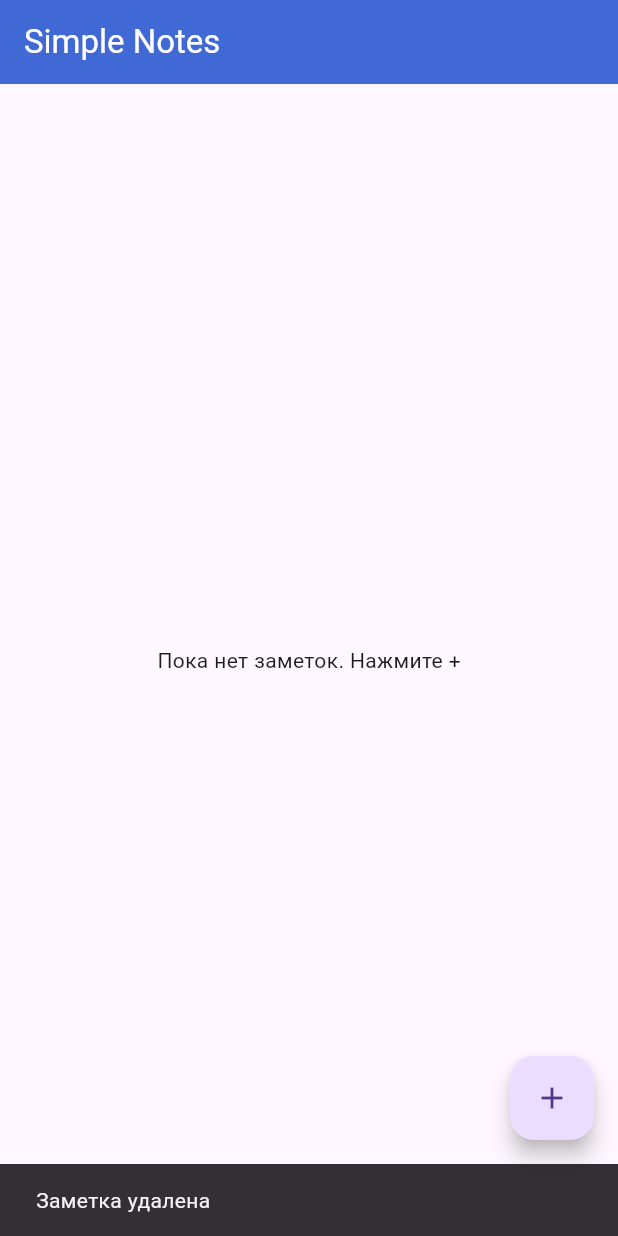
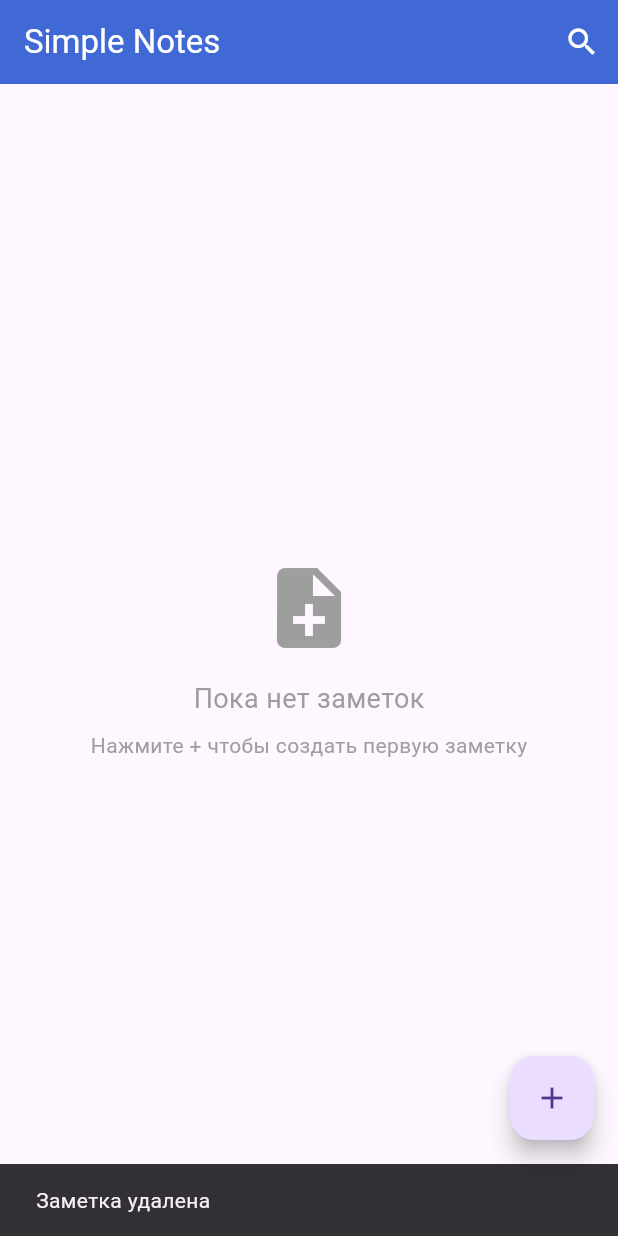
Before and after one commit to Luostra/PCS5, a Flutter app: the screen it shows after launch, after a tap on the "delete outline" icon, on a phone screen of 412 x 824 dp. Run offline on Flutter 3.47's test engine with Material 3 defaults, Android fonts, the phone set to English and light mode, and no system bars.

Commit message:
search field in AppBar added

```diff
--- a/simple_notes_klyuchnikov/lib/main.dart
+++ b/simple_notes_klyuchnikov/lib/main.dart
@@ -27,13 +27,112 @@ class _NotesPageState extends State<NotesPage> {
     Note(id: '1', title: 'Пример', body: 'Это пример заметки'),
   ];
 
+  List<Note> _filteredNotes = [];
+  final TextEditingController _searchController = TextEditingController();
+  bool _isSearching = false;
+
+  @override
+  void initState() {
+    super.initState();
+    _filteredNotes = _notes;
+    _searchController.addListener(_onSearchChanged);
+  }
+
+  @override
+  void dispose() {
+    _searchController.dispose();
+    super.dispose();
+  }
+
+  void _onSearchChanged() {
+    final query = _searchController.text.toLowerCase();
+
+    if (query.isEmpty) {
+      setState(() {
+        _filteredNotes = _notes;
+      });
+    } else {
+      setState(() {
+        _filteredNotes = _notes.where((note) {
+          return note.title.toLowerCase().contains(query);
+        }).toList();
+      });
+    }
+  }
+
+  void _startSearch() {
+    ModalRoute.of(
+      context,
+    )?.addLocalHistoryEntry(LocalHistoryEntry(onRemove: _stopSearching));
+
+    setState(() {
+      _isSearching = true;
+    });
+  }
+
+  void _stopSearching() {
+    _clearSearchQuery();
+    setState(() {
+      _isSearching = false;
+    });
+  }
+
+  void _clearSearchQuery() {
+    setState(() {
+      _searchController.clear();
+      _filteredNotes = _notes;
+    });
+  }
+
+  Widget _buildSearchField() {
+    return TextField(
+      controller: _searchController,
+      autofocus: true,
+      decoration: InputDecoration(
+        hintText: 'Поиск по заголовку...',
+        border: InputBorder.none,
+        hintStyle: TextStyle(color: Colors.white70),
+        suffixIcon: IconButton(
+          icon: Icon(Icons.clear, color: Colors.white),
+          onPressed: _clearSearchQuery,
+        ),
+      ),
+      style: TextStyle(color: Colors.white, fontSize: 16.0),
+    );
+  }
+
+  List<Widget> _buildAppBarActions() {
+    if (_isSearching) {
+      return [];
+    }
+
+    return [
+      IconButton(
+        icon: Icon(Icons.search, color: Colors.white),
+        onPressed: _startSearch,
+      ),
+    ];
+  }
+
+  Widget _buildAppBarTitle() {
+    if (_isSearching) {
+      return _buildSearchField();
+    }
+
+    return const Text('Simple Notes');
+  }
+
   Future<void> _addNote() async {
     final newNote = await Navigator.push<Note>(
       context,
       MaterialPageRoute(builder: (_) => EditNotePage()),
     );
     if (newNote != null) {
-      setState(() => _notes.add(newNote));
+      setState(() {
+        _notes.add(newNote);
+        // Обновляем отфильтрованный список после добавления
+        _onSearchChanged();
+      });
     }
   }
 
@@ -46,12 +145,18 @@ class _NotesPageState extends State<NotesPage> {
       setState(() {
         final i = _notes.indexWhere((n) => n.id == updated.id);
         if (i != -1) _notes[i] = updated;
+        // Обновляем отфильтрованный список после редактирования
+        _onSearchChanged();
       });
     }
   }
 
   void _delete(Note note) {
-    setState(() => _notes.removeWhere((n) => n.id == note.id));
+    setState(() {
+      _notes.removeWhere((n) => n.id == note.id);
+      // Обновляем отфильтрованный список после удаления
+      _onSearchChanged();
+    });
     ScaffoldMessenger.of(
       context,
     ).showSnackBar(const SnackBar(content: Text('Заметка удалена')));
@@ -61,26 +166,80 @@ class _NotesPageState extends State<NotesPage> {
   Widget build(BuildContext context) {
     return Scaffold(
       appBar: AppBar(
-        title: const Text('Simple Notes'),
+        title: _buildAppBarTitle(),
         backgroundColor: const Color.fromARGB(255, 65, 105, 214),
         foregroundColor: Colors.white,
+        actions: _buildAppBarActions(),
       ),
       floatingActionButton: FloatingActionButton(
         onPressed: _addNote,
         child: const Icon(Icons.add),
       ),
-      body: _notes.isEmpty
-          ? const Center(child: Text('Пока нет заметок. Нажмите +'))
+      body: Column(
+        children: [
+          // Информация о результатах поиска
+          if (_searchController.text.isNotEmpty)
+            Container(
+              padding: EdgeInsets.all(16),
+              color: Colors.grey[100],
+              child: Row(
+                children: [
+                  Icon(Icons.search, color: Colors.blue, size: 20),
+                  SizedBox(width: 8),
+                  Text(
+                    'Найдено заметок: ${_filteredNotes.length}',
+                    style: TextStyle(
+                      color: Colors.blue,
+                      fontWeight: FontWeight.w500,
+                    ),
+                  ),
+                ],
+              ),
+            ),
+
+          // Список заметок
+          Expanded(
+            child: _filteredNotes.isEmpty
+                ? Center(
+                    child: Column(
+                      mainAxisAlignment: MainAxisAlignment.center,
+                      children: [
+                        if (_searchController.text.isNotEmpty) ...[
+                          Icon(Icons.search_off, size: 64, color: Colors.grey),
+                          SizedBox(height: 16),
+                          Text(
+                            'Заметки не найдены',
+                            style: TextStyle(fontSize: 18, color: Colors.grey),
+                          ),
+                          SizedBox(height: 8),
+                          Text(
+                            'Попробуйте изменить запрос поиска',
+                            style: TextStyle(color: Colors.grey),
+                          ),
+                        ] else ...[
+                          Icon(Icons.note_add, size: 64, color: Colors.grey),
+                          SizedBox(height: 16),
+                          Text(
+                            'Пока нет заметок',
+                            style: TextStyle(fontSize: 18, color: Colors.grey),
+                          ),
+                          SizedBox(height: 8),
+                          Text(
+                            'Нажмите + чтобы создать первую заметку',
+                            style: TextStyle(color: Colors.grey),
+                          ),
+                        ],
+                      ],
+                    ),
+                  )
                 : ListView.builder(
-              itemCount: _notes.length,
+                    itemCount: _filteredNotes.length,
                     itemBuilder: (context, i) {
-                final note = _notes[i];
+                      final note = _filteredNotes[i];
                       return Dismissible(
                         key: ValueKey(note.id),
                         onDismissed: (DismissDirection direction) {
-                    setState(() {
                           _delete(note);
-                    });
                         },
                         child: ListTile(
                           key: ValueKey(note.id),
@@ -101,6 +260,9 @@ class _NotesPageState extends State<NotesPage> {
                       );
                     },
                   ),
+          ),
+        ],
+      ),
     );
   }
 }
```
Lines whose indentation alone changed are shown as unchanged.
